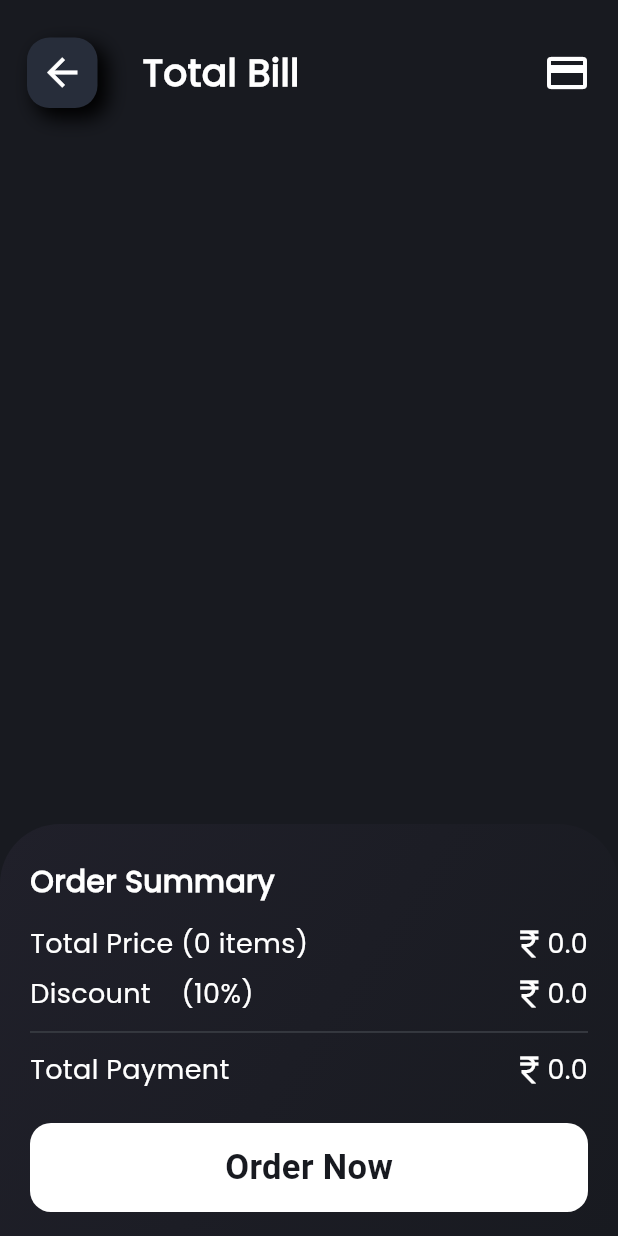
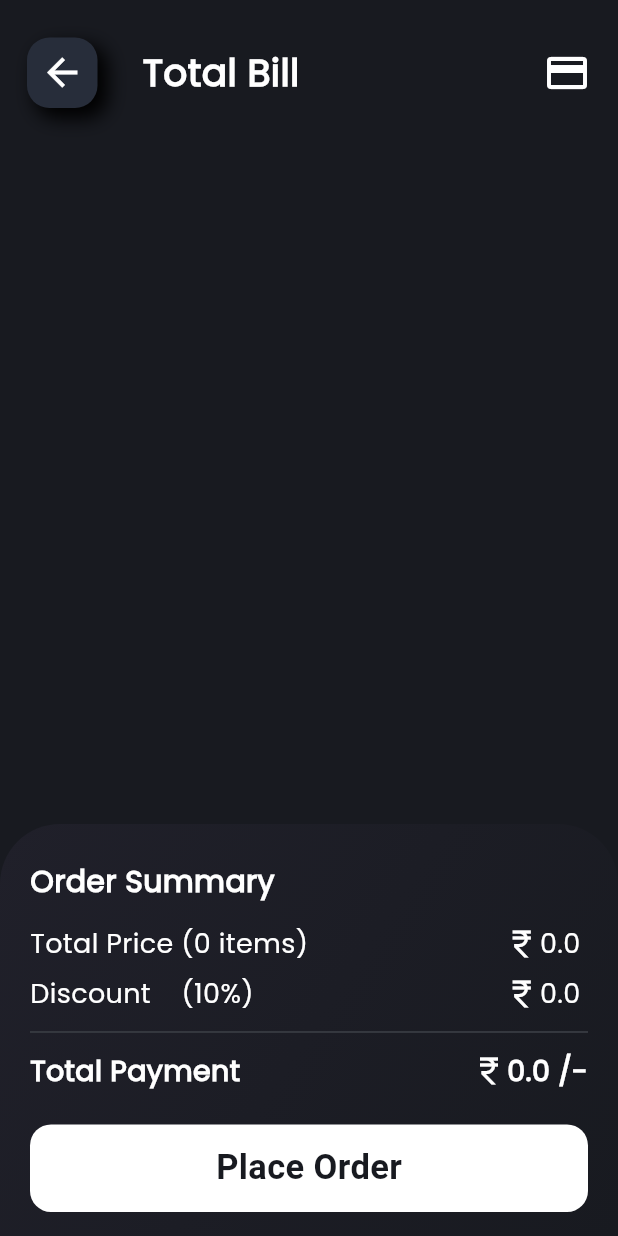
Before and after one commit to AnkitUmredkar/E_commerce_app, a Flutter app: the CheckoutPage screen opened by its route, on a phone screen of 412 x 824 dp. Run offline on Flutter 3.47's test engine with Material 3 defaults, Android fonts, the phone set to English and light mode, and no system bars; missing offline and left inert: marquee_widget.

Commit message:
Jai Shree Ram

```diff
--- a/lib/BookMarkPage/book_mark_page.dart
+++ b/lib/BookMarkPage/book_mark_page.dart
@@ -17,7 +17,7 @@ class _BookMarkPageState extends State<BookMarkPage> {
       child: Scaffold(
         backgroundColor: darkColor,
         body: Padding(
-          padding: const EdgeInsets.fromLTRB(21, 28, 21, 0),
+          padding: const EdgeInsets.fromLTRB(21, 25, 21, 0),
           child: SingleChildScrollView(
             physics: const BouncingScrollPhysics(),
             child: Column(
--- a/lib/CartPage/cart_page.dart
+++ b/lib/CartPage/cart_page.dart
@@ -246,7 +246,7 @@ class _CartPageState extends State<CartPage> {
                               Amount = (Amount -
                                       productList[cartList[index]['storeIndex']]
                                           ['prise'])
-                                  .toInt();
+                                  .toDouble();
                             }
                           });
                         },
@@ -273,7 +273,7 @@ class _CartPageState extends State<CartPage> {
                           Amount = (Amount +
                                   productList[cartList[index]['storeIndex']]
                                       ['prise'])
-                              .toInt();
+                              .toDouble();
                         });
                       },
                       child: const Icon(
@@ -310,4 +310,4 @@ class _CartPageState extends State<CartPage> {
 }
 
 List cartList = [];
-int Amount = 0;
+double Amount = 0;
--- a/lib/CheckOutScreen/checkout_page.dart
+++ b/lib/CheckOutScreen/checkout_page.dart
@@ -126,7 +126,7 @@ class _CheckoutPageState extends State<CheckoutPage> {
                         color: Colors.white,
                       ),
                       Text(
-                        '$Amount.0',
+                        '$Amount ',
                         style: const TextStyle(
                             color: Colors.white,
                             fontFamily: 'Poppins',
@@ -151,7 +151,7 @@ class _CheckoutPageState extends State<CheckoutPage> {
                         color: Colors.white,
                       ),
                       Text(
-                        '${Amount * (10 / 100)}',
+                        '${Amount * (10 / 100)} ',
                         style: const TextStyle(
                             color: Colors.white,
                             fontFamily: 'Poppins',
@@ -173,7 +173,8 @@ class _CheckoutPageState extends State<CheckoutPage> {
                         style: TextStyle(
                           color: Colors.white,
                           fontFamily: 'Poppins',
-                          fontSize: 18,
+                          fontSize: 19,
+                          fontWeight: FontWeight.bold
                         ),
                       ),
                       const Spacer(),
@@ -182,11 +183,13 @@ class _CheckoutPageState extends State<CheckoutPage> {
                         color: Colors.white,
                       ),
                       Text(
-                        '${Amount - (Amount * (10 / 100))}',
+                        '${Amount - (Amount * (10 / 100))} /-',
                         style: const TextStyle(
                             color: Colors.white,
                             fontFamily: 'Poppins',
-                            fontSize: 18),
+                            fontSize: 19,
+                          fontWeight: FontWeight.bold
+                        ),
                       ),
                     ],
                   ),
@@ -201,7 +204,7 @@ class _CheckoutPageState extends State<CheckoutPage> {
                             borderRadius: BorderRadius.circular(14),
                             color: Colors.white),
                         child: Text(
-                          'Order Now',
+                          'Place Order',
                           style: TextStyle(
                               color: darkColor,
                               fontWeight: FontWeight.w600,
--- a/lib/HomeScreen/home_page.dart
+++ b/lib/HomeScreen/home_page.dart
@@ -201,7 +201,9 @@ class _HomePageState extends State<HomePage> {
                             onTap: () {
                               Navigator.of(context).pushNamed('/ProductScreen',
                                   arguments: index);
-                              count = 1; storeIndex = index; count2 = count;
+                              count = 1;
+                              storeIndex = index;
+                              count2 = count;
                               prise2 = productList[storeIndex]['prise'] * count;
                             },
                             child: productRow(
```
Also changed, not shown: lib/ProductScreen/product_page.dart (+22 -39 lines).
